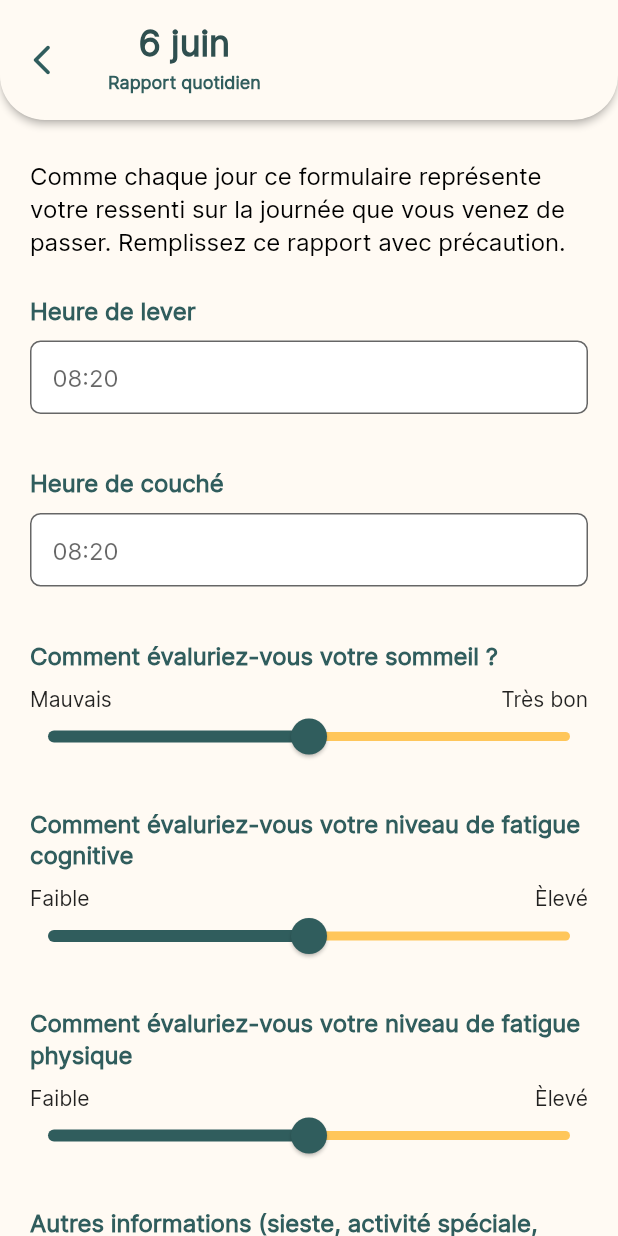
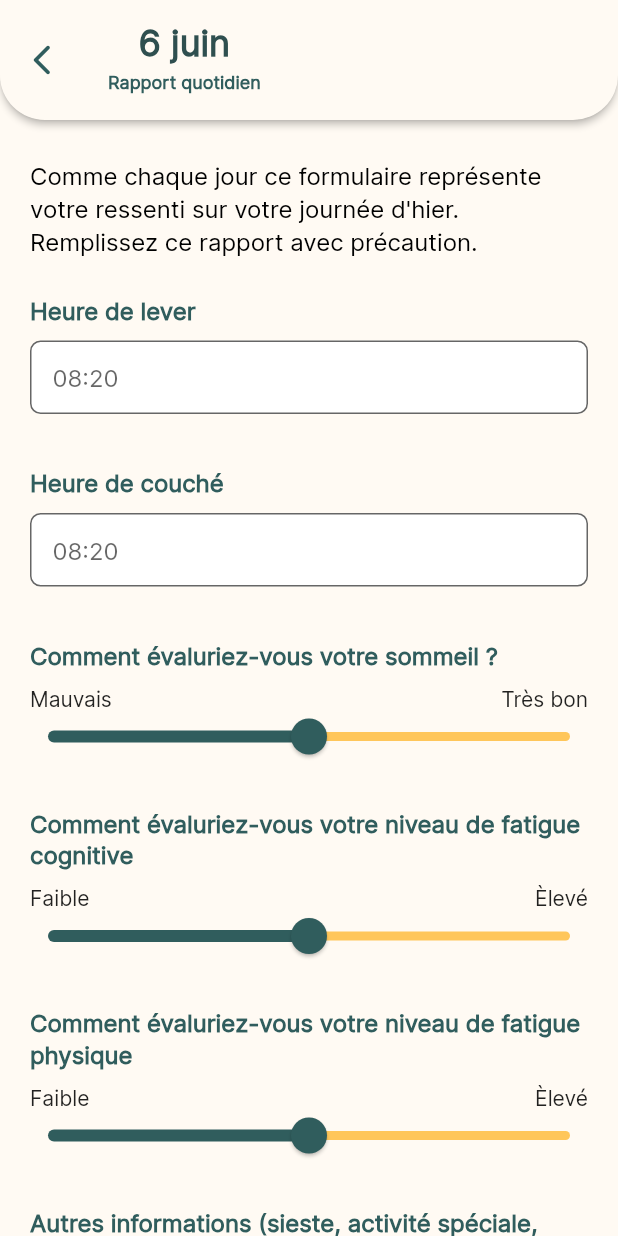
Before and after one commit to justin20100/sloth, a Flutter app: the DReportForm screen opened by its route, on a phone screen of 412 x 824 dp. Run offline on Flutter 3.47's test engine with Material 2 defaults, Android fonts, the phone set to English and light mode, and no system bars; our stand-ins replace cloud_firestore, email_validator, firebase_auth, firebase_core, introduction_screen and 1 more; missing offline and left inert: dart:ffi; accounts and stored records are empty; generated files the repository leaves out were written again.

Commit message:
adding new snackbars and updating some texts

```diff
--- a/lib/main.dart
+++ b/lib/main.dart
@@ -21,8 +21,8 @@ class MyApp extends StatelessWidget {
         if (snapshot.connectionState == ConnectionState.done) {
           return MaterialApp(
             initialRoute: FirebaseAuth.instance.currentUser == null
-                ? kRegisterRoute
-                : kDReportRoute,
+                ? kIntroductionRoute
+                : kHomeRoute,
             routes: router,
             theme: ThemeData(fontFamily: 'Inter'),
           );
--- a/lib/models/EventsModel.dart
+++ b/lib/models/EventsModel.dart
@@ -2,28 +2,13 @@ import 'package:cloud_firestore/cloud_firestore.dart';
 import 'package:flutter/material.dart';
 
 class EventsModel {
-  final CollectionReference dReportsRef =
-      FirebaseFirestore.instance.collection('events/WHYbK3b8jyIaKk2IXnwg/dreports');
-  final CollectionReference wReportsRef =
-      FirebaseFirestore.instance.collection('wreports');
-  final CollectionReference analisisRef =
-      FirebaseFirestore.instance.collection('analisis');
+  final CollectionReference dReportsRef = FirebaseFirestore.instance.collection('events/WHYbK3b8jyIaKk2IXnwg/dreports');
+  final CollectionReference wReportsRef = FirebaseFirestore.instance.collection('events/WHYbK3b8jyIaKk2IXnwg/wreports');
+  final CollectionReference analisisRef = FirebaseFirestore.instance.collection('events/WHYbK3b8jyIaKk2IXnwg/analisis');
 
-  Future<void> createDReport(
-      DateTime date,
-      num anxiety,
-      num cognitiveevaluation,
-      num euphoria,
-      num mood,
-      String moreinfos,
-      num motivation,
-      num physiqueevaluation,
-      DateTime sleep,
-      num sleepevaluation,
-      num state,
-      stress,
-      DateTime wakeup,
-      String user_id) {
+  Future<void> createDReport(DateTime date, num anxiety, num cognitiveevaluation, num euphoria, num mood, String moreinfos,
+      num motivation, num physiqueevaluation, DateTime sleep,
+      num sleepevaluation, num state, num stress, DateTime wakeup, String user_id) {
     return dReportsRef
         .add({
           'date': date,
@@ -46,4 +31,39 @@ class EventsModel {
         .then((value) => print('Event added'))
         .catchError((error) => print('Failed to add event: $error'));
   }
+
+  // get
+  /*Future<Map> getADRepport(DateTime date, user_id) async {
+    try {
+      final querySnapshot = await dReportsRef
+          .where('date', isEqualTo: date, 'user_id', is)
+          .get(const GetOptions(source: Source.serverAndCache));
+      if (querySnapshot.size > 0) {
+        final eventData = querySnapshot.docs.first.data() as Map<String, dynamic>;
+        return {
+          'date': eventData['date'],
+          'results': {
+            'anxiety': eventData['results']['anxiety'],
+            'cognitiveevaluation': eventData['results']['cognitiveevaluation'],
+            'euphoria': eventData['results']['euphoria'],
+            'mood': eventData['results']['mood'],
+            'moreinfos': eventData['results']['moreinfos'],
+            'motivation': eventData['results']['motivation'],
+            'physiqueevaluation': eventData['results']['physiqueevaluation'],
+            'sleep': eventData['results']['sleep'],
+            'sleepevaluation': eventData['results']['sleepevaluation'],
+            'state': eventData['results']['state'],
+            'stress': eventData['results']['stress'],
+            'wakeup': eventData['results']['wakeup'],
+          },
+          'user_id': eventData['user_id'],
+        };
+      } else {
+        return {};
+      }
+    } catch (error) {
+      print('Failed to get user: $error');
+      return {};
+    }
+  }*/
 }
--- a/lib/partials/burgerMenu/sidebar.dart
+++ b/lib/partials/burgerMenu/sidebar.dart
@@ -71,7 +71,7 @@ class _SidebarScreenState extends State<SidebarScreen> {
               const SizedBox(height: kSmallVerticalSpacer,),
               const Text('Statistiques', style: kBurgerMenuTextStyle,),
               const SizedBox(height: kSmallVerticalSpacer,),
-              const Text('(Tuteur) ou (Tutorat)', style: kBurgerMenuTextStyle,),
+              const Text('Slotheurs zone', style: kBurgerMenuTextStyle,),
               const SizedBox(height: kSmallVerticalSpacer,),
               const Spacer(),
               // Part 3
--- a/lib/styles/constants.dart
+++ b/lib/styles/constants.dart
@@ -39,6 +39,9 @@ final kBoxDecoration = BoxDecoration(
     color: kColorWhite,
     boxShadow: kBoxShadowItem,
     borderRadius: kBorderRadiusItem
+);
+final kSnackbarBoxDecoration = BoxDecoration(
+    color: kColorGreen,
 );
 final kHomeBoxDecoration = BoxDecoration(
     color: kColorWhite,
--- a/lib/views/auth/intersection.dart
+++ b/lib/views/auth/intersection.dart
@@ -30,7 +30,7 @@ class Intersection extends StatelessWidget {
                       image: AssetImage('assets/img/slothLogo.jpg'),
                     ),
                     const Text(
-                        "C'est maintenant que tout commence ou continue.",
+                        "C'est maintenant que tout commence ou continue",
                         style: kBigLabelTextStyle,
                         textAlign: TextAlign.center),
                     Column(
--- a/lib/views/auth/register_form.dart
+++ b/lib/views/auth/register_form.dart
@@ -48,7 +48,7 @@ class _RegisterFormState extends State<RegisterForm> {
                           Image(
                             image: AssetImage('assets/img/logo.png'),
                           ),
-                          Text('Inscrivez vous ci dessous.',
+                          Text('Inscrivez vous ci dessous',
                               style: kBigLabelTextStyle,
                               textAlign: TextAlign.center),
                         ],
@@ -204,7 +204,7 @@ class _RegisterFormState extends State<RegisterForm> {
                             ),
                           ),
                           Button(
-                              label: 'Etape suivante',
+                              label: 'Ètape suivante',
                               onPressed: () {
                                 if (_registerFormKey.currentState !=
                                     null &&
--- a/lib/views/events/dreport_form.dart
+++ b/lib/views/events/dreport_form.dart
@@ -15,8 +15,8 @@ class DReportForm extends StatefulWidget {
 
 class _DReportFormState extends State<DReportForm> {
   final EventsModel _eventsModel = EventsModel();
-  TextEditingController _WakeUpController = TextEditingController();
-  TextEditingController _SleepController = TextEditingController();
+  final TextEditingController _WakeUpController = TextEditingController();
+  final TextEditingController _SleepController = TextEditingController();
   final _dReportFormKey = GlobalKey<FormState>();
   late double _sleepevaluation = 2.5;
   late double _cognitiveevaluation = 2.5;
@@ -54,8 +54,7 @@ class _DReportFormState extends State<DReportForm> {
     );
 
     if (pickedTime != null) {
-      _wakeup = DateTime(kToday.year, kToday.month, kToday.day, pickedTime.hour, pickedTime.minute);
-      // Format the selected time as desired
+      _wakeup = DateTime(kToday.year, kToday.month, kToday.day-1, pickedTime.hour, pickedTime.minute);
       String formattedTime = pickedTime.format(context);
       setState(() {
         _WakeUpController.text = formattedTime;
@@ -70,8 +69,7 @@ class _DReportFormState extends State<DReportForm> {
     );
 
     if (pickedTime != null) {
-      _sleep = DateTime(kToday.year, kToday.month, kToday.day, pickedTime.hour, pickedTime.minute);;
-      // Format the selected time as desired
+      _sleep = DateTime(kToday.year, kToday.month, kToday.day-1, pickedTime.hour, pickedTime.minute);
       String formattedTime = pickedTime.format(context);
       setState(() {
         _SleepController.text = formattedTime;
@@ -127,7 +125,7 @@ class _DReportFormState extends State<DReportForm> {
                   const SizedBox(height: kNormalVerticalSpacer),
                   //Text intro
                   const Text(
-                    'Comme chaque jour ce formulaire représente votre ressenti sur la journée que vous venez de passer. Remplissez ce rapport avec précaution.',
+                    "Comme chaque jour ce formulaire représente votre ressenti sur votre journée d'hier. Remplissez ce rapport avec précaution.",
                     style: k16BasicTextStyle,
                   ),
                   const SizedBox(height: kNormalVerticalSpacer),
--- a/lib/views/introduction.dart
+++ b/lib/views/introduction.dart
@@ -26,7 +26,7 @@ class _IntroductionState extends State<Introduction> {
       showNextButton: true,
       next: const Icon(Icons.arrow_forward_rounded, color: kColorGreen,),
       showDoneButton: true,
-      done: const Text("Fini", style: TextStyle(fontSize: 16.0, fontFamily: 'Inter', color: kColorGreen, decoration: TextDecoration.none,),),
+      done: const Text("Continuer", style: TextStyle(fontSize: 16.0, fontFamily: 'Inter', color: kColorGreen, decoration: TextDecoration.none,),),
       onDone: ()=>{Navigator.pushNamed(context, kIntersectionRoute)},
       // Indicator
       showBottomPart: true,
@@ -38,42 +38,46 @@ class _IntroductionState extends State<Introduction> {
       pages: [
         PageViewModel(
           title: "Bienvenue sur Sloth !",
-          body: "Sloth permet de faire des autoévaluations de votre ressenti quotidien par rapport à votre fatigue cognitive, de vous informer sur cette fatigue, ...",
+          body: "Autoévaluez votre ressenti de fatigue cognitive au quotidien, tenez-vous informé sur cette fatigue et partagez vos rapports quotidiens avec une personne de confiance",
           image: const Image(
             image: AssetImage('assets/img/slothLogo.jpg'),
           ),
           decoration: const PageDecoration(
             titleTextStyle: TextStyle(fontFamily: 'Inter', fontSize: 24.0, fontWeight: FontWeight.bold, color: kColorGreen, decoration: TextDecoration.none,),
+            bodyTextStyle: TextStyle(fontFamily: 'Inter', fontSize: 16.0, color: kColorGreen, decoration: TextDecoration.none, height: 1.5),
           ),
         ),
         PageViewModel(
-          title: "Structurez vos analyse pour réduire votre fatigue cognitive",
-          body: "Des rapports seront disponibles chaque jour en début de soirée pour évaluer vos ressentis de la journée",
+          title: "Structurez vos analyses pour réduire votre fatigue cognitive",
+          body: "Un rapport sera disponible tous les matins pour évaluer la veille",
           image: const Image(
             image: AssetImage('assets/img/calendar.jpg'),
           ),
           decoration: const PageDecoration(
             titleTextStyle: TextStyle(fontFamily: 'Inter', fontSize: 24.0, fontWeight: FontWeight.bold, color: kColorGreen, decoration: TextDecoration.none,),
+            bodyTextStyle: TextStyle(fontFamily: 'Inter', fontSize: 16.0, color: kColorGreen, decoration: TextDecoration.none, height: 1.5),
           ),
         ),
         PageViewModel(
-          title: "Fixez vous des objectifs a accomplir",
+          title: "Fixez vous des objectifs à accomplir",
           body: "Choisissez vos objectifs pendant votre inscription et nous vous aiderons à les réaliser",
           image: const Image(
             image: AssetImage('assets/img/objectifs.jpg'),
           ),
           decoration: const PageDecoration(
             titleTextStyle: TextStyle(fontFamily: 'Inter', fontSize: 24.0, fontWeight: FontWeight.bold, color: kColorGreen, decoration: TextDecoration.none,),
+            bodyTextStyle: TextStyle(fontFamily: 'Inter', fontSize: 16.0, color: kColorGreen, decoration: TextDecoration.none, height: 1.5),
           ),
         ),
         PageViewModel(
           title: "Analysez vos symptômes rapidement",
-          body: "Recevez des informations sur les symptômes que vous ressentez",
+          body: "Une analyse de symptômes est disponible par jour pour en savoir plus sur les éventuels symptômes que vos ressentez",
           image: const Image(
             image: AssetImage('assets/img/symptomes.jpg'),
           ),
           decoration: const PageDecoration(
             titleTextStyle: TextStyle(fontFamily: 'Inter', fontSize: 24.0, fontWeight: FontWeight.bold, color: kColorGreen, decoration: TextDecoration.none,),
+            bodyTextStyle: TextStyle(fontFamily: 'Inter', fontSize: 16.0, color: kColorGreen, decoration: TextDecoration.none, height: 1.5),
           ),
         ),
       ],
--- a/pubspec.yaml
+++ b/pubspec.yaml
@@ -68,6 +68,7 @@ flutter:
   # To add assets to your application, add an assets section, like this:
   assets:
     - assets/img/logo.png
+    - assets/img/logowhite.png
     - assets/img/slothLogo.jpg
     - assets/img/logoBM.jpg
     - assets/img/calendar.jpg
```
Also changed, not shown: lib/views/auth/login_form.dart (+23 -5 lines), lib/views/auth/registerMore_form.dart (+4 -4 lines), lib/views/auth/registerObjectifs_form.dart (+20 -6 lines), lib/views/home.dart (+14 -6 lines), assets/img/logowhite.png (added).
